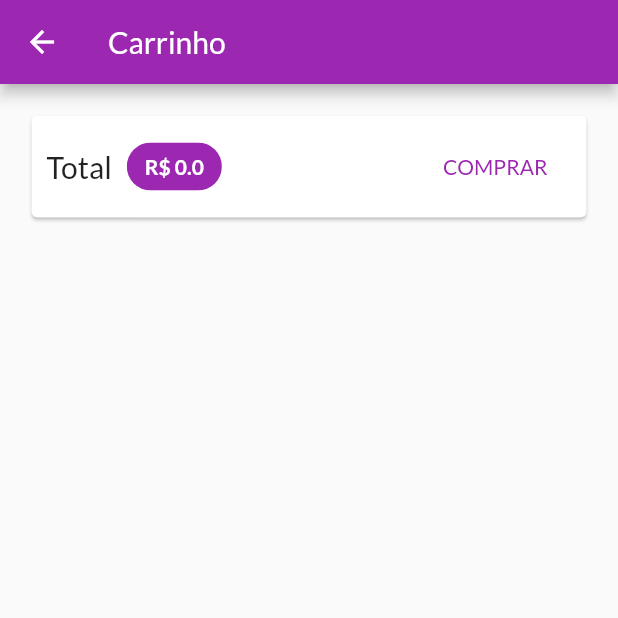
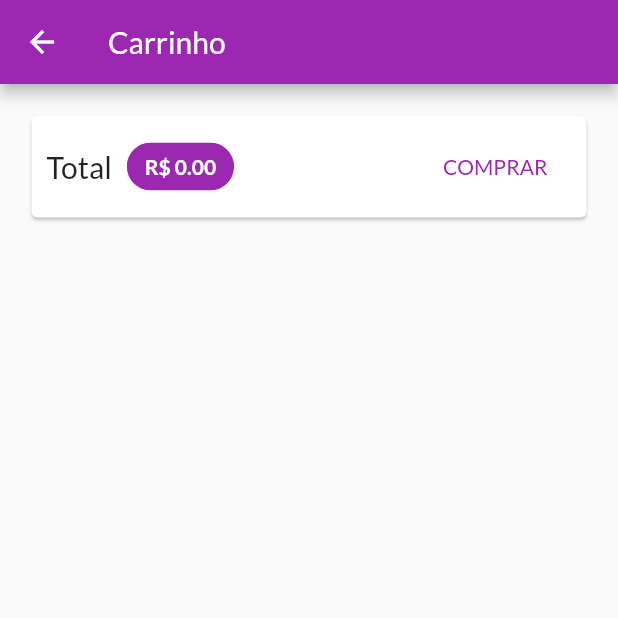
Before and after one commit to ranaice/shop_flutter, a Flutter app: the CartScreen screen opened by its route, on a phone screen of 412 x 824 dp, the top half of it. Run offline on Flutter 3.47's test engine with Material 2 defaults, Android fonts, the phone set to English and light mode, and no system bars; network calls fail.

```diff
--- a/lib/view/screens/cart_screen.dart
+++ b/lib/view/screens/cart_screen.dart
@@ -34,7 +34,7 @@ class CartScreen extends StatelessWidget {
                     SizedBox(width: 10.0),
                     Chip(
                       label: Text(
-                        'R\$ ${cart.totalAmount}',
+                        'R\$ ${cart.totalAmount.toStringAsFixed(2)}',
                         style: TextStyle(
                             color: Theme.of(context).primaryTextTheme.headline6.color, fontWeight: FontWeight.w700),
                       ),
```
